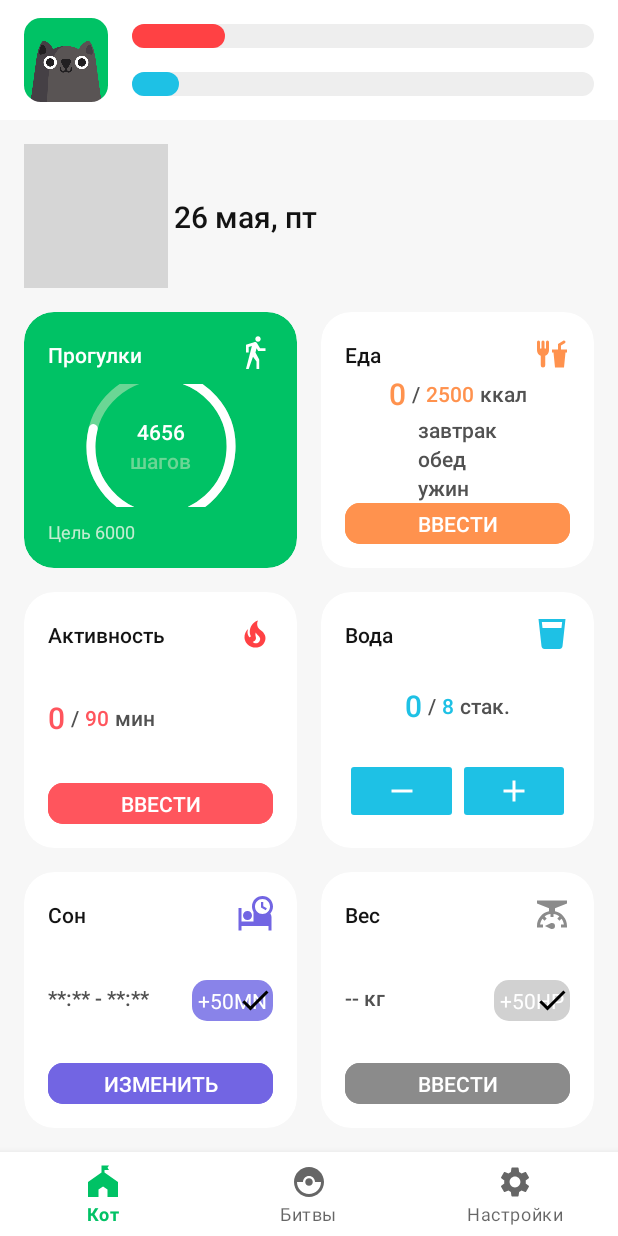
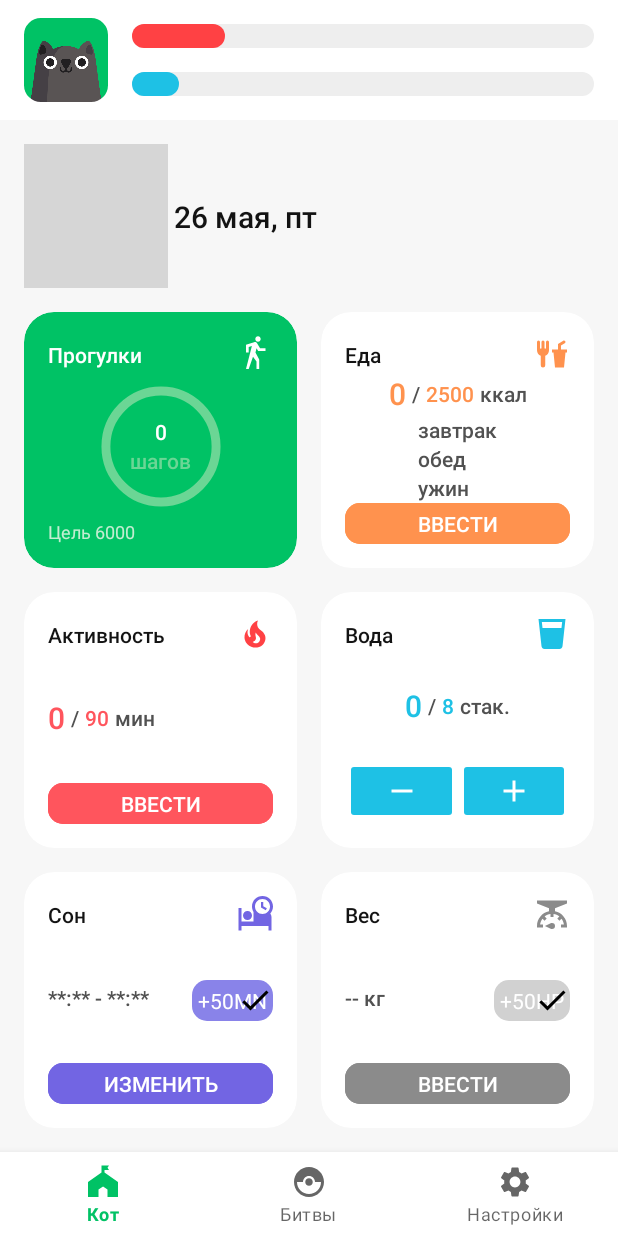
Before and after one commit to doctorwhat1/fitnessQuest, an Android app: the screen it shows after launch (MainActivity), on a phone screen of 412 x 824 dp. Run offline under Robolectric (Android 15) with nearby library versions, the light colour scheme and no system bars; our stand-ins replace data binding, navigation-ui; 4 statements that could not run were skipped; grey boxes are pictures that could not be loaded.

Commit message:
added step counter

```diff
--- a/app/src/main/AndroidManifest.xml
+++ b/app/src/main/AndroidManifest.xml
@@ -1,6 +1,8 @@
 <?xml version="1.0" encoding="utf-8"?>
 <manifest xmlns:android="http://schemas.android.com/apk/res/android"
     xmlns:tools="http://schemas.android.com/tools">
+
+    <uses-permission android:name="android.permission.ACTIVITY_RECOGNITION"/>
 
     <application
         android:allowBackup="true"
--- a/app/src/main/java/com/example/fitnessquest/SharedPreferencesKeys.kt
+++ b/app/src/main/java/com/example/fitnessquest/SharedPreferencesKeys.kt
@@ -19,3 +19,6 @@ val IS_WEIGHT_REWARD_RECEIVED = "IS_WEIGHT_REWARD_RECEIVED"
 // cat indicators
 val CURRENT_HP = "CURRENT_HP"
 val CURRENT_MANA = "CURRENT_MANA"
+
+// step counter
+val INITIAL_TOTAL_STEPS = "INITIAL_TOTAL_STEPS"
--- a/app/src/main/java/com/example/fitnessquest/home/CatFragment.kt
+++ b/app/src/main/java/com/example/fitnessquest/home/CatFragment.kt
@@ -1,19 +1,17 @@
 package com.example.fitnessquest.home
 
 import android.content.Context
+import android.hardware.SensorManager
 import android.os.Bundle
 import android.view.LayoutInflater
 import android.view.View
 import android.view.ViewGroup
-import android.widget.Toast
 import androidx.fragment.app.Fragment
-import androidx.lifecycle.ViewModel
 import androidx.lifecycle.ViewModelProvider
 import androidx.navigation.findNavController
 import com.example.fitnessquest.APP_PREFERENCES
 import com.example.fitnessquest.R
 import com.example.fitnessquest.databinding.FragmentCatBinding
-import com.google.android.material.snackbar.Snackbar
 
 
 class CatFragment : Fragment() {
@@ -25,6 +23,7 @@ class CatFragment : Fragment() {
     lateinit var viewModel: CatViewModel
     lateinit var viewModelFactory: CatViewModelFactory
 
+
     override fun onCreateView(
         inflater: LayoutInflater, container: ViewGroup?,
         savedInstanceState: Bundle?
@@ -32,7 +31,15 @@ class CatFragment : Fragment() {
         _binding = FragmentCatBinding.inflate(inflater, container, false)
         val view = binding.root
 
+        /*val steps = requireContext()
+            .getSharedPreferences(APP_PREFERENCES, Context.MODE_PRIVATE)
+            .getInt(PREVIOUS_TOTAL_STEPS, 0)
+        Toast.makeText(context, "steps in sharef pref: ${steps}", Toast.LENGTH_SHORT).show()*/
+
+        // Adding a context of SENSOR_SERVICE as Sensor Manager
+        val sensorManager = requireActivity().getSystemService(Context.SENSOR_SERVICE) as SensorManager
         viewModelFactory = CatViewModelFactory(
+            sensorManager,
             resources,
             requireContext()
                 .getSharedPreferences(APP_PREFERENCES, Context.MODE_PRIVATE)
@@ -92,8 +99,12 @@ class CatFragment : Fragment() {
             view.findNavController().navigate(R.id.action_catFragment_to_weightFragment)
         }
 
+        return view
+    }
 
-        return view
+    override fun onResume() {
+        super.onResume()
+        viewModel.onResumeStepCounter()
     }
 
     override fun onDestroyView() {
--- a/app/src/main/java/com/example/fitnessquest/home/CatViewModel.kt
+++ b/app/src/main/java/com/example/fitnessquest/home/CatViewModel.kt
@@ -1,7 +1,14 @@
 package com.example.fitnessquest.home
 
+import android.content.Context
 import android.content.SharedPreferences
 import android.content.res.Resources
+import android.hardware.Sensor
+import android.hardware.SensorEvent
+import android.hardware.SensorEventListener
+import android.hardware.SensorManager
+import android.util.Log
+import android.widget.Toast
 import androidx.lifecycle.LiveData
 import androidx.lifecycle.MutableLiveData
 import androidx.lifecycle.ViewModel
@@ -9,9 +16,46 @@ import com.example.fitnessquest.*
 import java.util.*
 
 class CatViewModel(
+    private val sensorManager: SensorManager?,
     private val resources: Resources,
     private val sharedPreferences: SharedPreferences
-) : ViewModel() {
+) : ViewModel(), SensorEventListener {
+
+    // ------------------ STEP COUNTER ------------------------------------------------------------------
+    private var initialTotalSteps = sharedPreferences.getFloat(INITIAL_TOTAL_STEPS, 0f) // initial total steps
+
+    // current indicators
+    private val _currentSteps = MutableLiveData(0)
+    val currentSteps: LiveData<Int>
+        get() = _currentSteps
+
+    override fun onSensorChanged(event: SensorEvent?) {
+        val totalSteps = event!!.values[0]
+
+        if (initialTotalSteps == 0f) {
+            initialTotalSteps = totalSteps // initialize
+            // save initial total steps to shared preferences
+            val editor = sharedPreferences.edit()
+            editor.putFloat(INITIAL_TOTAL_STEPS, initialTotalSteps)
+            editor.apply()
+        }
+
+        _currentSteps.value = (totalSteps - initialTotalSteps).toInt()
+    }
+
+    override fun onAccuracyChanged(sensor: Sensor?, accuracy: Int) {}
+
+    fun onResumeStepCounter() {
+        // Returns the number of steps taken by the user since the last reboot while activated
+        // This sensor requires permission android.permission.ACTIVITY_RECOGNITION.
+        // So don't forget to add the following permission in AndroidManifest.xml present in manifest folder of the app.
+        val stepSensor = sensorManager?.getDefaultSensor(Sensor.TYPE_STEP_COUNTER)
+
+        // Rate suitable for the user interface
+        sensorManager?.registerListener(this, stepSensor, SensorManager.SENSOR_DELAY_UI)
+    }
+    // ------------------------------------------------------------------------------------------------
+
 
     // current indicators
     private val _currentHP = MutableLiveData(0)
--- a/app/src/main/java/com/example/fitnessquest/home/CatViewModelFactory.kt
+++ b/app/src/main/java/com/example/fitnessquest/home/CatViewModelFactory.kt
@@ -2,10 +2,12 @@ package com.example.fitnessquest.home
 
 import android.content.SharedPreferences
 import android.content.res.Resources
+import android.hardware.SensorManager
 import androidx.lifecycle.ViewModel
 import androidx.lifecycle.ViewModelProvider
 
 class CatViewModelFactory(
+    private val sensorManager: SensorManager,
     private val resources: Resources,
     private val sharedPreferences: SharedPreferences
 )
@@ -13,7 +15,7 @@ class CatViewModelFactory(
 
     override fun <T : ViewModel> create(modelClass: Class<T>): T {
         if (modelClass.isAssignableFrom(CatViewModel::class.java))
-            return CatViewModel(resources, sharedPreferences) as T
+            return CatViewModel(sensorManager, resources, sharedPreferences) as T
         throw IllegalArgumentException("Unknown ViewModel")
     }
 
--- a/app/src/main/res/layout/fragment_cat.xml
+++ b/app/src/main/res/layout/fragment_cat.xml
@@ -150,7 +150,7 @@
                         android:id="@+id/tv_current_steps"
                         android:layout_width="wrap_content"
                         android:layout_height="wrap_content"
-                        android:text="4656"
+                        android:text="@{catViewModel.currentSteps.toString()}"
                         android:textAppearance="@style/BodyMedium"
                         android:textColor="@color/base_0"
                         app:layout_constraintBottom_toTopOf="@+id/tv_steps"
@@ -177,9 +177,10 @@
                         android:id="@+id/pb_strolls"
                         android:layout_width="wrap_content"
                         android:layout_height="wrap_content"
-                        android:progress="80"
+                        android:progress="@{catViewModel.currentSteps}"
+                        android:max="6000"
                         app:indicatorColor="@color/base_0"
-                        app:indicatorSize="100dp"
+                        app:indicatorSize="80dp"
                         app:layout_constraintBottom_toBottomOf="parent"
                         app:layout_constraintEnd_toEndOf="parent"
                         app:layout_constraintStart_toStartOf="parent"
--- a/app/src/main/res/layout/fragment_sleep.xml
+++ b/app/src/main/res/layout/fragment_sleep.xml
@@ -63,6 +63,7 @@
         android:id="@+id/btn_enter_sleep_time"
         android:layout_width="379dp"
         android:layout_height="wrap_content"
+        android:backgroundTint="@color/purple_400"
         android:text="ввести"
         app:layout_constraintBottom_toBottomOf="parent"
         app:layout_constraintEnd_toEndOf="parent"
--- a/app/src/main/res/layout/fragment_weight.xml
+++ b/app/src/main/res/layout/fragment_weight.xml
@@ -13,6 +13,7 @@
         android:layout_height="wrap_content"
         android:layout_marginStart="16dp"
         android:layout_marginEnd="16dp"
+        android:backgroundTint="@color/base_500"
         android:text="@string/enter"
         app:layout_constraintBottom_toBottomOf="parent"
         app:layout_constraintEnd_toEndOf="parent"
```
